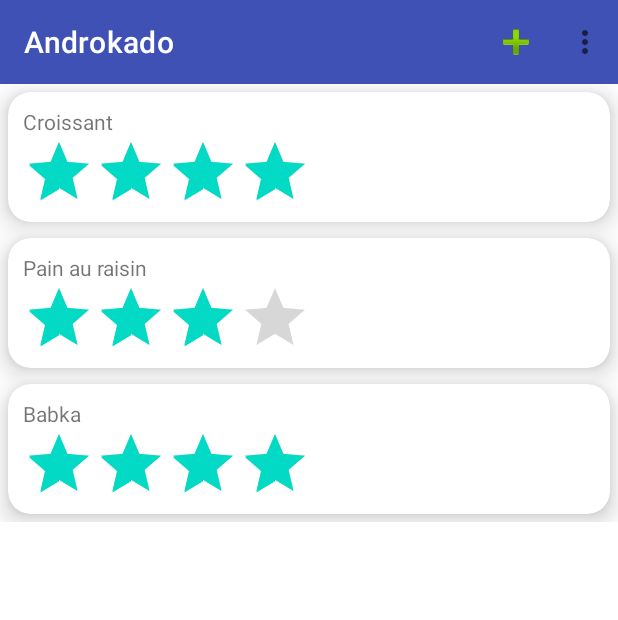
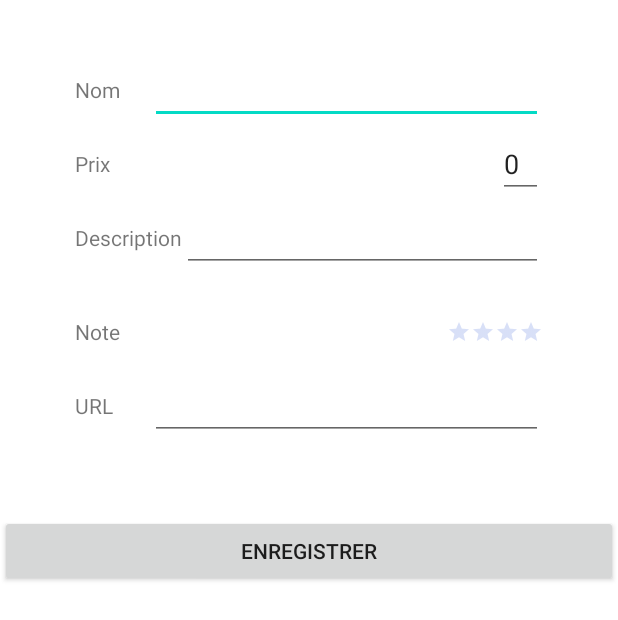
Before and after one commit to claireb772/AndroKado, an Android app: the screen it shows after launch (ListeArticlesActivity before the commit, FormActivity after it), after a tap on "add", on a phone screen of 412 x 824 dp. Shown: the top 620 px of the screen. Run offline under Robolectric (Android 15) with nearby library versions, the phone set to English and light mode, and no system bars.

```diff
--- /dev/null
+++ b/app/src/main/java/com/example/androkado/FormActivity.java
@@ -0,0 +1,57 @@
+package com.example.androkado;
+
+import androidx.appcompat.app.AppCompatActivity;
+
+import android.content.SharedPreferences;
+import android.os.Bundle;
+import android.view.View;
+import android.widget.EditText;
+import android.widget.RatingBar;
+
+import com.example.androkado.bo.Article;
+import com.example.androkado.dal.ArticleDAO;
+
+public class FormActivity extends AppCompatActivity {
+    private ArticleDAO dao;
+    private Article article;
+    private EditText prixArticle;
+
+    @Override
+    protected void onCreate(Bundle savedInstanceState) {
+        super.onCreate(savedInstanceState);
+        setContentView(R.layout.activity_form);
+    }
+
+    @Override
+    protected void onResume() {
+        super.onResume();
+
+        SharedPreferences sp = getSharedPreferences("pref", MODE_PRIVATE);
+        String prixDefaut = sp.getString("prixDefaut", "0");
+
+        if(prixDefaut != null){
+            prixArticle = findViewById(R.id.ed_form_prixArticle);
+            prixArticle.setText(prixDefaut);
+        }
+
+    }
+
+    public void SaveArticle(View view) {
+
+        dao = new ArticleDAO((this));
+
+        EditText nomArticle = findViewById(R.id.ed_form_nomArticle);
+        prixArticle = findViewById(R.id.ed_form_prixArticle);
+        EditText descriptionArticle = findViewById(R.id.ed_form_description);
+        RatingBar rb = findViewById(R.id.rb_form_note);
+        EditText urlArticle = findViewById(R.id.ed_form_url);
+
+        dao.insert(new Article(String.valueOf(nomArticle.getText()), Float.parseFloat(String.valueOf(prixArticle.getText())), String.valueOf(descriptionArticle.getText()), Float.parseFloat(String.valueOf(rb.getRating())), String.valueOf(urlArticle.getText()), false));
+
+        finish();
+
+        //recupere les données
+
+
+    }
+}
--- a/app/src/main/java/com/example/androkado/ListeArticlesActivity.java
+++ b/app/src/main/java/com/example/androkado/ListeArticlesActivity.java
@@ -5,18 +5,75 @@ import androidx.appcompat.widget.Toolbar;
 import androidx.recyclerview.widget.LinearLayoutManager;
 import androidx.recyclerview.widget.RecyclerView;
 
+import android.content.Intent;
+import android.content.SharedPreferences;
 import android.os.Bundle;
 import android.util.Log;
 import android.view.Menu;
 import android.view.MenuItem;
+import android.view.View;
 import android.widget.Toast;
 
 import com.example.androkado.adapter.ArticleAdapter;
 import com.example.androkado.bo.Article;
+import com.example.androkado.dal.ArticleDAO;
 
 import java.util.ArrayList;
+import java.util.Comparator;
+import java.util.List;
 
 public class ListeArticlesActivity extends AppCompatActivity {
+
+    private RecyclerView rv_articles;
+    private ArticleDAO dao;
+
+
+    @Override
+    protected void onCreate(Bundle savedInstanceState) {
+        super.onCreate(savedInstanceState);
+        //on laisse les opérations qu'on execute qu'une seule fois
+        setContentView(R.layout.activity_liste_articles);
+
+        rv_articles = findViewById(R.id.rv_articles);
+
+        rv_articles.setHasFixedSize(true);
+
+        RecyclerView.LayoutManager myLayout = new LinearLayoutManager(this);
+        rv_articles.setLayoutManager(myLayout);
+
+        Toolbar toolbar = findViewById(R.id.toolbard);
+        setSupportActionBar(toolbar);
+
+        dao = new ArticleDAO((this));
+        dao.insert(new Article("Croissant",0.8f,"une viennoiserie",4,"AndroKado/croissant.com", false ));
+        dao.insert(new Article("Pain au raisin",1.2f,"une viennoiserie avec des raisins et de la crème pâtissière",3,"AndroKado/croissant.com", false ));
+        dao.insert(new Article("Babka",1.1f,"une brioche au chocolat",4,"AndroKado/croissant.com", false ));
+
+    }
+
+    @Override
+    protected void onResume() {
+        super.onResume();
+
+
+        //etape de tri
+        //recuperer l'info tri ou non ?
+        SharedPreferences sp = getSharedPreferences("pref", MODE_PRIVATE);
+        Boolean triActif = sp.getBoolean("triActif", false);
+
+        ArrayList<Article> articles = null;
+
+        if(triActif) {
+            articles = dao.getAll(true);
+        } else {
+            articles = dao.getAll(false);
+        }
+
+        ArticleAdapter adapter = new ArticleAdapter(articles, this );
+        rv_articles.setAdapter(adapter);
+
+
+    }
 
     @Override
     public boolean onCreateOptionsMenu(Menu menu) {
@@ -28,39 +85,18 @@ public class ListeArticlesActivity extends AppCompatActivity {
     public boolean onOptionsItemSelected(MenuItem item) {
         switch (item.getItemId()) {
             case R.id.action_add: {
-                Toast.makeText(this, "Ajouter", Toast.LENGTH_SHORT).show();
+                Intent intent = new Intent(this,FormActivity.class);
+                startActivity(intent);
                 break;
             }
             case R.id.action_configuration: {
-                Toast.makeText(this, "Configurer", Toast.LENGTH_SHORT).show();
+                Intent intent = new Intent(this,ConfigurationActivity.class);
+                startActivity(intent);
                 break;
             }
         }
         return super.onOptionsItemSelected(item);
     }
 
-    @Override
-    protected void onCreate(Bundle savedInstanceState) {
-        super.onCreate(savedInstanceState);
-        setContentView(R.layout.activity_liste_articles);
-        Log.i("CLAIRE", "je suis dans le liste article");
-        RecyclerView rv_articles = findViewById(R.id.rv_articles);
-        rv_articles.setHasFixedSize(true);
 
-        RecyclerView.LayoutManager myLayout = new LinearLayoutManager(this);
-        rv_articles.setLayoutManager(myLayout);
-
-        ArrayList<Article> articles = new ArrayList<>();
-        articles.add(new Article("Croissant",0.8f,"une viennoiserie",4,"AndroKado/croissant.com", false ));
-        articles.add(new Article("Pain au raisin",1.2f,"une viennoiserie avec des raisins et de la crème pâtissière",3,"AndroKado/croissant.com", false ));
-        articles.add(new Article("Babka",1.1f,"une brioche au chocolat",4,"AndroKado/croissant.com", false ));
-
-
-        ArticleAdapter adapter = new ArticleAdapter(articles, this );
-        rv_articles.setAdapter(adapter);
-
-        Toolbar toolbar = findViewById(R.id.toolbard);
-        setSupportActionBar(toolbar);
-
-    }
 }
--- /dev/null
+++ b/app/src/main/java/com/example/androkado/dal/ArticleDAO.java
@@ -0,0 +1,118 @@
+package com.example.androkado.dal;
+
+import android.annotation.SuppressLint;
+import android.content.ContentValues;
+import android.content.Context;
+import android.database.Cursor;
+import android.database.sqlite.SQLiteDatabase;
+import android.database.sqlite.SQLiteOpenHelper;
+
+import com.example.androkado.bo.Article;
+import com.example.androkado.contract.ArticleContract;
+
+import java.util.ArrayList;
+import java.util.List;
+
+public class ArticleDAO {
+    private SQLiteDatabase db;
+
+    public ArticleDAO(Context context) {
+        BddHelper helper = new BddHelper(context);
+        db = helper.getWritableDatabase();
+    }
+
+    public Article getById(int id){
+        Article article = null;
+
+        Cursor cursor =
+                db.query(ArticleContract.TABLE_NAME,
+                        null,
+                        ArticleContract.COL_ID + " =?",
+                        new String[]{String.valueOf(id)},
+                        null,null,null);
+
+        if (cursor.moveToNext()){
+            article = new Article();
+            article.setId(cursor.getInt(cursor.getColumnIndexOrThrow(ArticleContract.COL_ID)));
+            article.setNom(cursor.getString(cursor.getColumnIndexOrThrow(ArticleContract.COL_NOM)));
+            article.setPrix(cursor.getFloat(cursor.getColumnIndexOrThrow(ArticleContract.COL_PRIX)));
+            article.setDescription(cursor.getString(cursor.getColumnIndexOrThrow(ArticleContract.COL_DESCRIPTION)));
+            article.setNote(cursor.getFloat(cursor.getColumnIndexOrThrow(ArticleContract.COL_NOTE)));
+            article.setUrl(cursor.getString(cursor.getColumnIndexOrThrow(ArticleContract.COL_URL)));
+            article.setAchete(cursor.getInt(cursor.getColumnIndexOrThrow(ArticleContract.COL_ISACHETE)) != 0);
+
+        }
+
+        cursor.close();
+        return article;
+    }
+
+    @SuppressLint("Range")
+    public ArrayList<Article> getAll(Boolean tri){
+
+
+
+        Cursor cursor = null;
+
+        ArrayList<Article> articles = new ArrayList<>();
+        if(tri) {
+            cursor =
+                    db.query(ArticleContract.TABLE_NAME,
+                            null, null, null, null, null, ArticleContract.COL_PRIX, null);
+        } else {
+            cursor =
+                    db.query(ArticleContract.TABLE_NAME,
+                            null, null, null, null, null, null, null);
+
+        }
+
+        while (cursor.moveToNext()){
+            Article article = new Article();
+            article.setId(cursor.getInt(cursor.getColumnIndexOrThrow(ArticleContract.COL_ID)));
+            article.setNom(cursor.getString(cursor.getColumnIndexOrThrow(ArticleContract.COL_NOM)));
+            article.setPrix(cursor.getFloat(cursor.getColumnIndexOrThrow(ArticleContract.COL_PRIX)));
+            article.setDescription(cursor.getString(cursor.getColumnIndexOrThrow(ArticleContract.COL_DESCRIPTION)));
+            article.setNote(cursor.getFloat(cursor.getColumnIndexOrThrow(ArticleContract.COL_NOTE)));
+            article.setUrl(cursor.getString(cursor.getColumnIndexOrThrow(ArticleContract.COL_URL)));
+            article.setAchete(cursor.getInt(cursor.getColumnIndexOrThrow(ArticleContract.COL_ISACHETE)) != 0);
+
+            articles.add(article);
+        }
+        cursor.close();
+        return articles;
+
+    }
+
+    public void insert(Article article) {
+        ContentValues cv = new ContentValues();
+        cv.put(ArticleContract.COL_NOM, article.getNom());
+        cv.put(ArticleContract.COL_PRIX, article.getPrix());
+        cv.put(ArticleContract.COL_DESCRIPTION, article.getDescription());
+        cv.put(ArticleContract.COL_NOTE, article.getNote());
+        cv.put(ArticleContract.COL_URL, article.getUrl());
+        cv.put(ArticleContract.COL_ISACHETE, article.isAchete());
+        db.insert(ArticleContract.TABLE_NAME,null,cv);
+
+    }
+
+    public void update(Article article) {
+        ContentValues cv = new ContentValues();
+        cv.put(ArticleContract.COL_NOM, article.getNom());
+        cv.put(ArticleContract.COL_PRIX, article.getPrix());
+        cv.put(ArticleContract.COL_DESCRIPTION, article.getDescription());
+        cv.put(ArticleContract.COL_NOTE, article.getNote());
+        cv.put(ArticleContract.COL_URL, article.getUrl());
+        cv.put(ArticleContract.COL_ISACHETE, article.isAchete());
+
+        db.update(ArticleContract.TABLE_NAME, cv,
+                ArticleContract.COL_ID + " = ?",
+                new String[]{String.valueOf(article.getId())});
+    }
+
+    public void delete(Article article){
+        db.delete(ArticleContract.TABLE_NAME,
+                ArticleContract.COL_ID + " = ?",
+                new String[]{String.valueOf(article.getId())});
+    }
+
+}
--- /dev/null
+++ b/app/src/main/java/com/example/androkado/dal/BddHelper.java
@@ -0,0 +1,29 @@
+package com.example.androkado.dal;
+
+import android.content.Context;
+import android.database.sqlite.SQLiteDatabase;
+import android.database.sqlite.SQLiteOpenHelper;
+
+import com.example.androkado.contract.ArticleContract;
+
+public class BddHelper extends SQLiteOpenHelper {
+
+    private static final String BDD_NAME = "androkado.db";
+    private static final int VERSION = 1;
+
+    public BddHelper(Context context){
+        super(context, BDD_NAME, null, VERSION);
+    }
+
+    @Override
+    public void onCreate(SQLiteDatabase db) {
+        db.execSQL(ArticleContract.CREATE_TABLE);
+    }
+
+    @Override
+    public void onUpgrade(SQLiteDatabase db, int oldVersion, int newVersion) {
+        db.execSQL(ArticleContract.DROP_TABLE);
+        onCreate(db);
+    }
+
+}
--- /dev/null
+++ b/app/src/main/res/layout/activity_form.xml
@@ -0,0 +1,140 @@
+<?xml version="1.0" encoding="utf-8"?>
+<androidx.constraintlayout.widget.ConstraintLayout xmlns:android="http://schemas.android.com/apk/res/android"
+    xmlns:app="http://schemas.android.com/apk/res-auto"
+    xmlns:tools="http://schemas.android.com/tools"
+    android:layout_width="match_parent"
+    android:layout_height="match_parent"
+    tools:context=".FormActivity">
+
+    <TextView
+        android:id="@+id/tv_form_nomArticle"
+        android:layout_width="50dp"
+        android:layout_height="wrap_content"
+        android:text="Nom"
+        app:layout_constraintTop_toTopOf="parent"
+        app:layout_constraintLeft_toLeftOf="parent"
+        android:layout_marginLeft="50dp"
+        android:layout_marginTop="50dp"
+        />
+
+    <EditText
+        android:id="@+id/ed_form_nomArticle"
+        android:layout_width="0dp"
+        android:layout_height="wrap_content"
+        android:inputType="text"
+        app:layout_constraintTop_toTopOf="@id/tv_form_nomArticle"
+        app:layout_constraintBottom_toBottomOf="@id/tv_form_nomArticle"
+        app:layout_constraintLeft_toRightOf="@id/tv_form_nomArticle"
+        app:layout_constraintRight_toRightOf="parent"
+        android:layout_marginRight="50dp"
+        />
+
+    <TextView
+        android:id="@+id/tv_form_prixArticle"
+        android:layout_width="50dp"
+        android:layout_height="wrap_content"
+        android:text="Prix"
+        app:layout_constraintTop_toBottomOf="@id/tv_form_nomArticle"
+        app:layout_constraintLeft_toLeftOf="parent"
+        android:layout_marginLeft="50dp"
+        android:layout_marginTop="30dp"
+        />
+
+    <EditText
+        android:id="@+id/ed_form_prixArticle"
+        android:layout_width="30dp"
+        android:layout_height="wrap_content"
+        android:inputType="number"
+        app:layout_constraintTop_toTopOf="@id/tv_form_prixArticle"
+        app:layout_constraintBottom_toBottomOf="@id/tv_form_prixArticle"
+        app:layout_constraintRight_toRightOf="parent"
+        android:layout_marginRight="50dp"
+        />
+
+    <TextView
+        android:id="@+id/tv_form_description"
+        android:layout_width="wrap_content"
+        android:layout_height="wrap_content"
+        android:text="Description"
+        app:layout_constraintTop_toBottomOf="@id/tv_form_prixArticle"
+        app:layout_constraintLeft_toLeftOf="parent"
+        android:layout_marginLeft="50dp"
+        android:layout_marginRight="5dp"
+        android:layout_marginTop="30dp"
+        />
+
+    <EditText
+        android:id="@+id/ed_form_description"
+        android:layout_width="0dp"
+        android:layout_height="wrap_content"
+        android:inputType="text"
+        app:layout_constraintTop_toTopOf="@id/tv_form_description"
+        app:layout_constraintBottom_toBottomOf="@id/tv_form_description"
+        app:layout_constraintRight_toRightOf="parent"
+        app:layout_constraintLeft_toRightOf="@+id/tv_form_description"
+        android:layout_marginRight="50dp"
+        />
+
+    <TextView
+        android:id="@+id/tv_form_note"
+        android:layout_width="50dp"
+        android:layout_height="wrap_content"
+        android:text="Note"
+        app:layout_constraintTop_toBottomOf="@id/ed_form_description"
+        app:layout_constraintLeft_toLeftOf="parent"
+        android:layout_marginLeft="50dp"
+        android:layout_marginTop="30dp"
+        />
+
+    <androidx.appcompat.widget.AppCompatRatingBar
+        android:id="@+id/rb_form_note"
+        android:layout_width="wrap_content"
+        android:layout_height="wrap_content"
+        style="@style/Widget.AppCompat.RatingBar.Small"
+        android:numStars="4"
+        app:layout_constraintTop_toTopOf="@id/tv_form_note"
+        app:layout_constraintBottom_toBottomOf="@id/tv_form_note"
+        android:progressBackgroundTint="#970033CC"
+        android:progressTint="#006DCC"
+        app:layout_constraintRight_toRightOf="parent"
+        android:layout_marginRight="50dp"
+        android:isIndicator="false"
+
+        />
+
+    <TextView
+        android:id="@+id/tv_form_url"
+        android:layout_width="50dp"
+        android:layout_height="wrap_content"
+        android:text="URL"
+        app:layout_constraintTop_toBottomOf="@id/tv_form_note"
+        app:layout_constraintLeft_toLeftOf="parent"
+        android:layout_marginLeft="50dp"
+        android:layout_marginRight="5dp"
+        android:layout_marginTop="30dp"
+        />
+
+    <EditText
+        android:id="@+id/ed_form_url"
+        android:layout_width="0dp"
+        android:layout_height="wrap_content"
+        android:inputType="text"
+        app:layout_constraintTop_toTopOf="@id/tv_form_url"
+        app:layout_constraintBottom_toBottomOf="@id/tv_form_url"
+        app:layout_constraintRight_toRightOf="parent"
+        app:layout_constraintLeft_toRightOf="@+id/tv_form_url"
+        android:layout_marginRight="50dp"
+        />
+
+    <androidx.appcompat.widget.AppCompatButton
+        android:layout_width="match_parent"
+        android:layout_height="wrap_content"
+        android:layout_marginTop="50dp"
+        android:text="Enregistrer"
+        app:layout_constraintTop_toBottomOf="@id/ed_form_url"
+        android:onClick="SaveArticle"
+
+
+        />
+
+</androidx.constraintlayout.widget.ConstraintLayout>
```
Also changed, not shown: app/src/main/AndroidManifest.xml (+13 -11 lines), app/src/main/java/com/example/androkado/ConfigurationActivity.java (added, +45 -0 lines), app/src/main/java/com/example/androkado/bo/Article.java (+23 -1 lines), app/src/main/java/com/example/androkado/contract/ArticleContract.java (added, +31 -0 lines), app/src/main/res/layout/activity_configuration.xml (added, +56 -0 lines).
